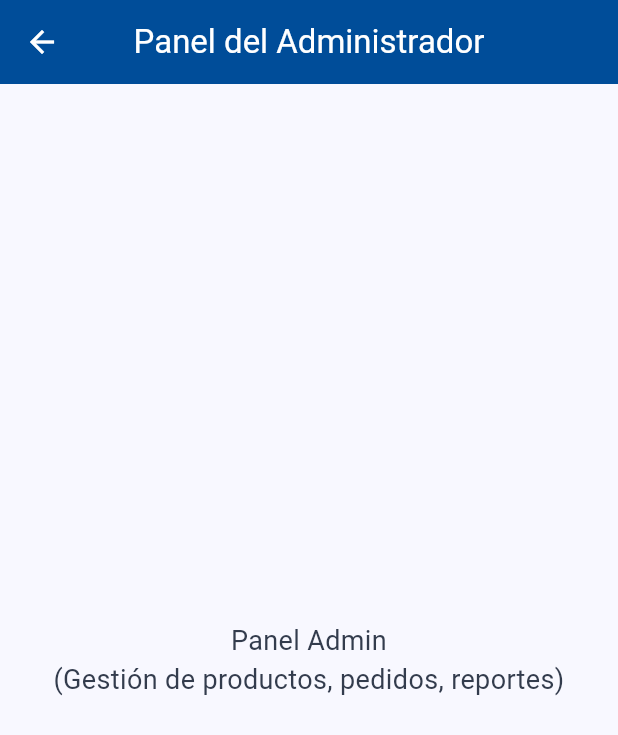
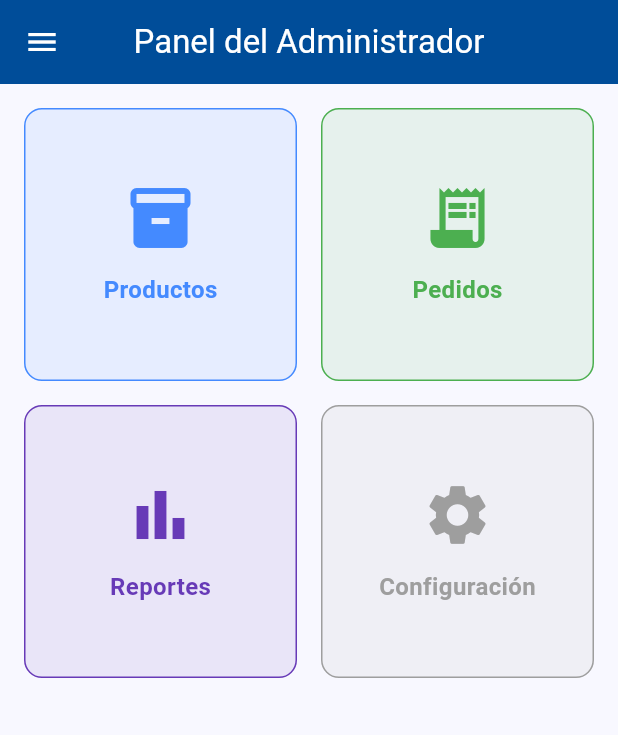
Before and after one commit to Ivan-developer-cmngsoon/Flutter_Befinev1, a Flutter app: the AdminDashboard screen opened directly, on a phone screen of 412 x 824 dp. Shown: the top 735 px of the screen. Run offline on Flutter 3.47's test engine with Material 3 defaults, Android fonts, the phone set to English and light mode, and no system bars; our stand-ins replace shared_preferences; accounts and stored records are empty.

```diff
--- a/lib/screens/admin/admin_dashboard.dart
+++ b/lib/screens/admin/admin_dashboard.dart
@@ -1,7 +1,11 @@
 import 'package:flutter/material.dart';
+import 'package:befine_app/screens/admin/widgets/admin_drawer.dart';
+import 'package:befine_app/screens/admin/widgets/admin_home_body.dart';
 
-/// Panel principal del administrador.
-/// Aquí se podrán gestionar productos, pedidos y ver reportes.
+/// Pantalla principal del Administrador.
+///
+/// Integra el Drawer lateral y el contenido del dashboard.
+/// Aquí se accede a gestión de productos, pedidos y reportes.
 class AdminDashboard extends StatelessWidget {
   const AdminDashboard({super.key});
 
@@ -11,13 +15,8 @@ class AdminDashboard extends StatelessWidget {
       appBar: AppBar(
         title: const Text('Panel del Administrador'),
       ),
-      body: const Center(
-        child: Text(
-          'Panel Admin\n(Gestión de productos, pedidos, reportes)',
-          textAlign: TextAlign.center,
-          style: TextStyle(fontSize: 18),
-        ),
-      ),
+      drawer: const AdminDrawer(), // Menú lateral del administrador
+      body: const AdminHomeBody(), // Contenido principal (modular)
     );
   }
 }
--- a/lib/screens/admin/widgets/admin_home_body.dart
+++ b/lib/screens/admin/widgets/admin_home_body.dart
@@ -1,18 +1,100 @@
 import 'package:flutter/material.dart';
 
-/// Vista principal para el rol de Administrador.
-/// Aquí se mostrarán pedidos en curso, gestión de productos, reportes, etc.
+/// Vista principal del panel de administrador.
+///
+/// Muestra accesos rápidos a gestión de productos, pedidos y reportes.
 class AdminHomeBody extends StatelessWidget {
   const AdminHomeBody({super.key});
 
   @override
   Widget build(BuildContext context) {
-    return const Center(
-      child: Text(
-        '🛠️ Panel del Administrador\nAquí podrás revisar pedidos, gestionar productos y ver reportes.',
-        textAlign: TextAlign.center,
-        style: TextStyle(fontSize: 18),
+    return Padding(
+      padding: const EdgeInsets.all(16.0),
+      child: GridView.count(
+        crossAxisCount: 2,
+        crossAxisSpacing: 16,
+        mainAxisSpacing: 16,
+        children: [
+          _AdminCard(
+            icon: Icons.inventory_2,
+            title: 'Productos',
+            color: Colors.blueAccent,
+            onTap: () {
+              // TODO: Navegar a gestión de productos
+            },
+          ),
+          _AdminCard(
+            icon: Icons.receipt_long,
+            title: 'Pedidos',
+            color: Colors.green,
+            onTap: () {
+              // TODO: Navegar a pedidos en curso
+            },
+          ),
+          _AdminCard(
+            icon: Icons.bar_chart,
+            title: 'Reportes',
+            color: Colors.deepPurple,
+            onTap: () {
+              // TODO: Navegar a sección de reportes
+            },
+          ),
+          _AdminCard(
+            icon: Icons.settings,
+            title: 'Configuración',
+            color: Colors.grey,
+            onTap: () {
+              // TODO: Navegar a configuración
+            },
+          ),
+        ],
       ),
     );
   }
 }
+
+/// Tarjeta individual del panel administrador.
+class _AdminCard extends StatelessWidget {
+  final IconData icon;
+  final String title;
+  final Color color;
+  final VoidCallback onTap;
+
+  const _AdminCard({
+    required this.icon,
+    required this.title,
+    required this.color,
+    required this.onTap,
+  });
+
+  @override
+  Widget build(BuildContext context) {
+    return InkWell(
+      onTap: onTap,
+      borderRadius: BorderRadius.circular(12),
+      child: Container(
+        decoration: BoxDecoration(
+          color: color.withOpacity(0.1),
+          borderRadius: BorderRadius.circular(12),
+          border: Border.all(color: color, width: 1),
+        ),
+        padding: const EdgeInsets.all(16),
+        child: Column(
+          mainAxisAlignment: MainAxisAlignment.center,
+          children: [
+            Icon(icon, size: 48, color: color),
+            const SizedBox(height: 12),
+            Text(
+              title,
+              style: TextStyle(
+                fontSize: 16,
+                color: color,
+                fontWeight: FontWeight.bold,
+              ),
+            ),
+          ],
+        ),
+      ),
+    );
+  }
+}
```
Also changed, not shown: lib/screens/auth/widgets/login_form.dart (+36 -18 lines), lib/screens/cliente/cliente_home_screen.dart (+61 -22 lines).
